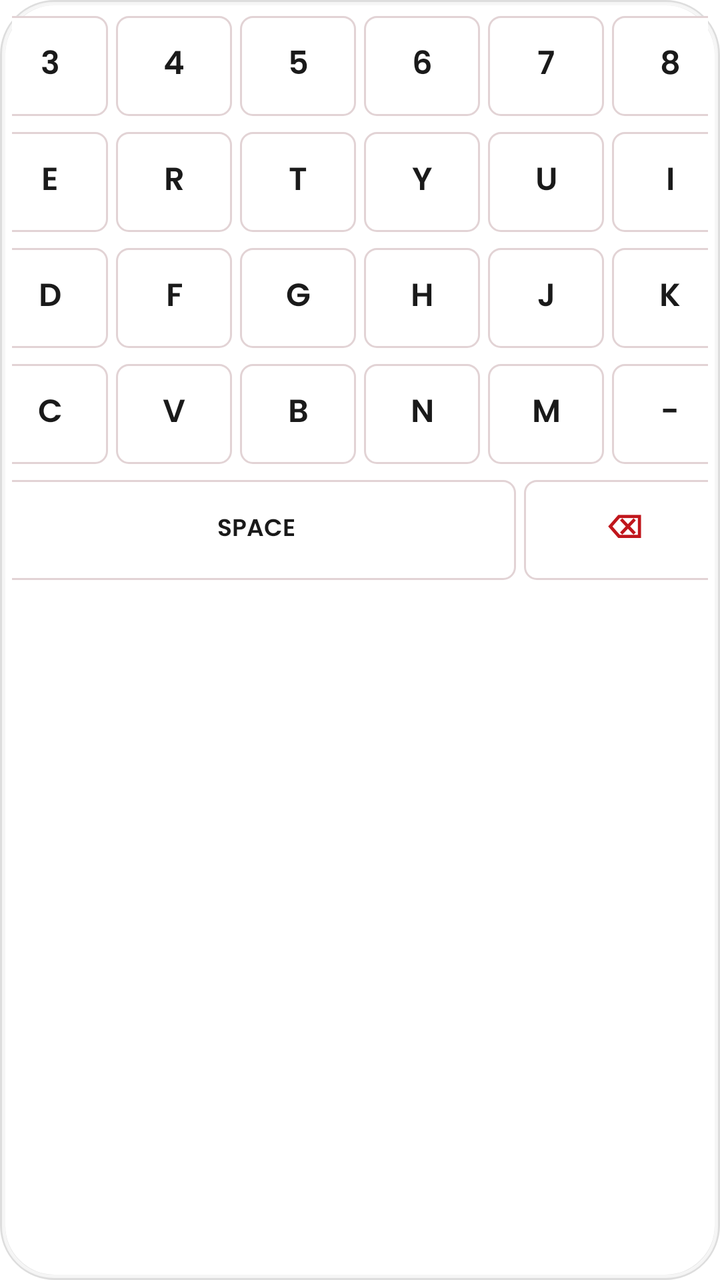
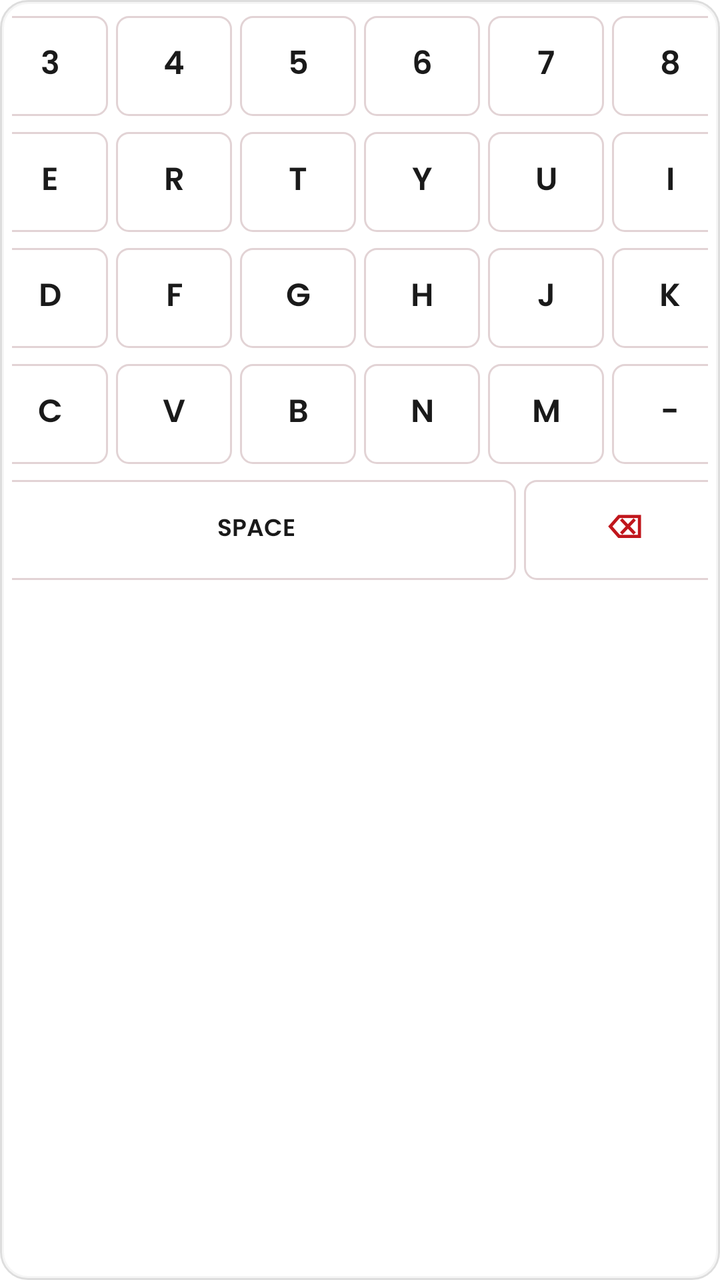

Before-and-after screenshots of an Android layout around one commit, followed by the original layout XML and the change that was made.
<!-- AndroidManifest.xml: application theme Theme.PNBBank -->
<!-- res/layout/layout_qwerty_keyboard.xml -->
<?xml version="1.0" encoding="utf-8"?>
<LinearLayout xmlns:android="http://schemas.android.com/apk/res/android"
    android:layout_width="wrap_content"
    android:layout_height="wrap_content"
    android:background="@drawable/bg_glass_card"
    android:elevation="12dp"
    android:orientation="vertical"
    android:padding="6dp">

    
    <LinearLayout
        android:layout_width="wrap_content"
        android:layout_height="wrap_content"
        android:orientation="horizontal"
        android:gravity="center">

        <TextView android:id="@+id/key_1" style="@style/QwertyKeyStyle" android:text="1" />
        <TextView android:id="@+id/key_2" style="@style/QwertyKeyStyle" android:text="2" />
        <TextView android:id="@+id/key_3" style="@style/QwertyKeyStyle" android:text="3" />
        <TextView android:id="@+id/key_4" style="@style/QwertyKeyStyle" android:text="4" />
        <TextView android:id="@+id/key_5" style="@style/QwertyKeyStyle" android:text="5" />
        <TextView android:id="@+id/key_6" style="@style/QwertyKeyStyle" android:text="6" />
        <TextView android:id="@+id/key_7" style="@style/QwertyKeyStyle" android:text="7" />
        <TextView android:id="@+id/key_8" style="@style/QwertyKeyStyle" android:text="8" />
        <TextView android:id="@+id/key_9" style="@style/QwertyKeyStyle" android:text="9" />
        <TextView android:id="@+id/key_0" style="@style/QwertyKeyStyle" android:text="0" />
    </LinearLayout>

    
    <LinearLayout
        android:layout_width="wrap_content"
        android:layout_height="wrap_content"
        android:orientation="horizontal"
        android:gravity="center"
        android:layout_marginTop="4dp">

        <TextView android:id="@+id/key_q" style="@style/QwertyKeyStyle" android:text="Q" />
        <TextView android:id="@+id/key_w" style="@style/QwertyKeyStyle" android:text="W" />
        <TextView android:id="@+id/key_e" style="@style/QwertyKeyStyle" android:text="E" />
        <TextView android:id="@+id/key_r" style="@style/QwertyKeyStyle" android:text="R" />
        <TextView android:id="@+id/key_t" style="@style/QwertyKeyStyle" android:text="T" />
        <TextView android:id="@+id/key_y" style="@style/QwertyKeyStyle" android:text="Y" />
        <TextView android:id="@+id/key_u" style="@style/QwertyKeyStyle" android:text="U" />
        <TextView android:id="@+id/key_i" style="@style/QwertyKeyStyle" android:text="I" />
        <TextView android:id="@+id/key_o" style="@style/QwertyKeyStyle" android:text="O" />
        <TextView android:id="@+id/key_p" style="@style/QwertyKeyStyle" android:text="P" />
    </LinearLayout>

    
    <LinearLayout
        android:layout_width="wrap_content"
        android:layout_height="wrap_content"
        android:orientation="horizontal"
        android:gravity="center"
        android:layout_marginTop="4dp">

        <TextView android:id="@+id/key_a" style="@style/QwertyKeyStyle" android:text="A" />
        <TextView android:id="@+id/key_s" style="@style/QwertyKeyStyle" android:text="S" />
        <TextView android:id="@+id/key_d" style="@style/QwertyKeyStyle" android:text="D" />
        <TextView android:id="@+id/key_f" style="@style/QwertyKeyStyle" android:text="F" />
        <TextView android:id="@+id/key_g" style="@style/QwertyKeyStyle" android:text="G" />
        <TextView android:id="@+id/key_h" style="@style/QwertyKeyStyle" android:text="H" />
        <TextView android:id="@+id/key_j" style="@style/QwertyKeyStyle" android:text="J" />
        <TextView android:id="@+id/key_k" style="@style/QwertyKeyStyle" android:text="K" />
        <TextView android:id="@+id/key_l" style="@style/QwertyKeyStyle" android:text="L" />
        <View android:layout_width="58dp" android:layout_height="50dp" android:layout_margin="2dp" /> 
    </LinearLayout>

    
    <LinearLayout
        android:layout_width="wrap_content"
        android:layout_height="wrap_content"
        android:orientation="horizontal"
        android:gravity="center"
        android:layout_marginTop="4dp">

        <TextView android:id="@+id/key_z" style="@style/QwertyKeyStyle" android:text="Z" />
        <TextView android:id="@+id/key_x" style="@style/QwertyKeyStyle" android:text="X" />
        <TextView android:id="@+id/key_c" style="@style/QwertyKeyStyle" android:text="C" />
        <TextView android:id="@+id/key_v" style="@style/QwertyKeyStyle" android:text="V" />
        <TextView android:id="@+id/key_b" style="@style/QwertyKeyStyle" android:text="B" />
        <TextView android:id="@+id/key_n" style="@style/QwertyKeyStyle" android:text="N" />
        <TextView android:id="@+id/key_m" style="@style/QwertyKeyStyle" android:text="M" />
        <TextView android:id="@+id/key_dash" style="@style/QwertyKeyStyle" android:text="-" />
        <TextView android:id="@+id/key_slash" style="@style/QwertyKeyStyle" android:text="/" />
        <TextView android:id="@+id/key_comma" style="@style/QwertyKeyStyle" android:text="," />
    </LinearLayout>

    
    <LinearLayout
        android:layout_width="wrap_content"
        android:layout_height="wrap_content"
        android:orientation="horizontal"
        android:gravity="center"
        android:layout_marginTop="4dp">

        <TextView
            android:id="@+id/key_clear"
            style="@style/QwertyKeyStyle"
            android:layout_width="100dp"
            android:text="CLEAR"
            android:textColor="@color/pnb_red"
            android:textSize="12sp"
            android:textStyle="bold" />

        <TextView
            android:id="@+id/key_space"
            style="@style/QwertyKeyStyle"
            android:layout_width="260dp"
            android:text="SPACE"
            android:textSize="12sp" />

        <TextView
            android:id="@+id/key_backspace"
            style="@style/QwertyKeyStyle"
            android:layout_width="100dp"
            android:text="⌫"
            android:textColor="@color/pnb_red"
            android:textStyle="bold" />

        <TextView
            android:id="@+id/key_hide"
            style="@style/QwertyKeyStyle"
            android:layout_width="100dp"
            android:text="⌨ HIDE"
            android:textColor="@color/pnb_red"
            android:textSize="12sp"
            android:textStyle="bold" />
    </LinearLayout>

</LinearLayout>
<!-- resources referenced by this layout -->
<resources>
  <color name="pnb_red">#C0161C</color>
  <!-- drawable bg_glass_card (drawable) -->
  <?xml version="1.0" encoding="utf-8"?>
  <layer-list xmlns:android="http://schemas.android.com/apk/res/android">
      
      <item>
          <shape android:shape="rectangle">
              <corners android:radius="26dp" />
              <stroke
                  android:width="2.5dp"
                  android:color="#22000000" />
          </shape>
      </item>
  
      
      <item
          android:bottom="1dp"
          android:left="1dp"
          android:right="1dp"
          android:top="1dp">
          <shape android:shape="rectangle">
              
              <gradient
                  android:angle="270"
                  android:endColor="#1CFFFFFF"
                  android:startColor="#45FFFFFF"
                  android:type="linear" />
              
              <stroke
                  android:width="1.5dp"
                  android:color="#B3FFFFFF" />
              <corners android:radius="25dp" />
          </shape>
      </item>
  </layer-list>
  <style name="QwertyKeyStyle">
          <item name="android:layout_width">58dp</item>
          <item name="android:layout_height">50dp</item>
          <item name="android:layout_margin">2dp</item>
          <item name="android:background">@drawable/bg_qwerty_key</item>
          <item name="android:gravity">center</item>
          <item name="android:textColor">@color/text_primary</item>
          <item name="android:textSize">16sp</item>
          <item name="android:textStyle">bold</item>
          <item name="android:clickable">true</item>
          <item name="android:focusable">true</item>
      </style>
  <style name="Theme.PNBBank" parent="Theme.AppCompat.Light.NoActionBar">
          <item name="colorPrimary">@color/pnb_red</item>
          <item name="colorPrimaryDark">@color/pnb_red_dark</item>
          <item name="colorAccent">@color/pnb_gold</item>
          <item name="android:windowBackground">@color/bg_white</item>
          <item name="android:statusBarColor">@android:color/transparent</item>
          <item name="android:navigationBarColor">@android:color/transparent</item>
          <item name="android:windowFullscreen">true</item>
          <item name="android:fontFamily">@font/poppins</item>
          <item name="fontFamily">@font/poppins</item>
          <item name="android:textFontWeight">600</item>
      </style>
  <!-- drawable bg_qwerty_key (drawable) -->
  <?xml version="1.0" encoding="utf-8"?>
  <ripple xmlns:android="http://schemas.android.com/apk/res/android"
      android:color="#22C0161C">
      <item>
          <shape android:shape="rectangle">
              <solid android:color="#FFFFFF" />
              <corners android:radius="6dp" />
              <stroke
                  android:width="1dp"
                  android:color="#E2D3D5" />
          </shape>
      </item>
  </ripple>
  <color name="text_primary">#1A1A1A</color>
  <color name="pnb_red_dark">#8B0000</color>
  <color name="pnb_gold">#D4A017</color>
  <color name="bg_white">#FFFFFF</color>
</resources>

<!-- the commit's change to res/layout/layout_qwerty_keyboard.xml (unified diff, before → after) -->
@@ -2,7 +2,7 @@
 <LinearLayout xmlns:android="http://schemas.android.com/apk/res/android"
     android:layout_width="wrap_content"
     android:layout_height="wrap_content"
-    android:background="@drawable/bg_glass_card"
+    android:background="@drawable/bg_keyboard_container"
     android:elevation="12dp"
     android:orientation="vertical"
     android:padding="6dp">
<!-- resource entries referenced after the edit -->
@@ -1,15 +1,15 @@
 <!-- resources referenced by this layout -->
 <resources>
   <color name="pnb_red">#C0161C</color>
-  <!-- drawable bg_glass_card (drawable) -->
+  <!-- drawable bg_keyboard_container (drawable) -->
   <?xml version="1.0" encoding="utf-8"?>
   <layer-list xmlns:android="http://schemas.android.com/apk/res/android">
       
       <item>
           <shape android:shape="rectangle">
-              <corners android:radius="26dp" />
+              <corners android:radius="13dp" />
               <stroke
-                  android:width="2.5dp"
+                  android:width="2dp"
                   android:color="#22000000" />
           </shape>
       </item>
@@ -31,7 +31,7 @@
               <stroke
                   android:width="1.5dp"
                   android:color="#B3FFFFFF" />
-              <corners android:radius="25dp" />
+              <corners android:radius="12dp" />
           </shape>
       </item>
   </layer-list>
